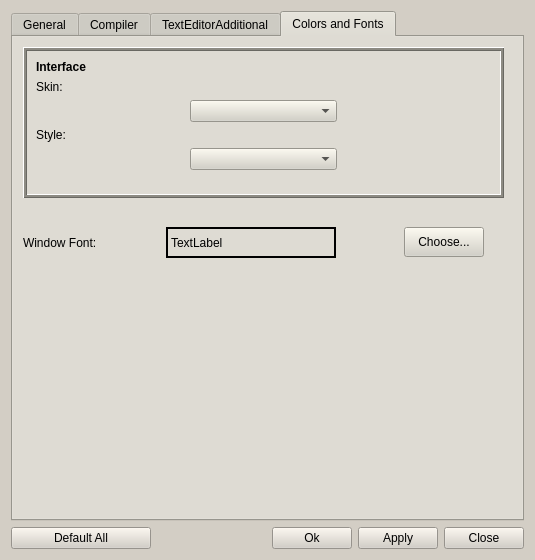
The window that trunc/src/optionsdialog.ui (PLLUG/kuzya) describes before a commit, drawn with Qt 5.
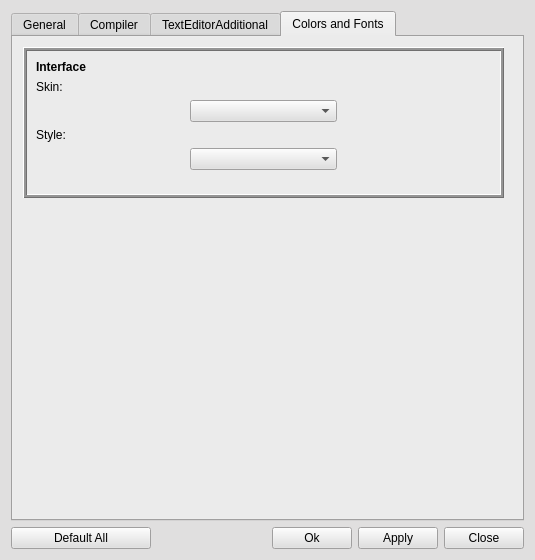
The same window after the commit. The open tabs and pages were chosen to show the change.

Commit message: 1.annoying application fontChange Bug was resolved 2.modality of the form finddialog was setted to "nonModal" 3.Pallete color of the forms was changed to rgb(244,243,243)

The edit to the form file:
```diff
--- a/trunc/src/optionsdialog.ui
+++ b/trunc/src/optionsdialog.ui
@@ -34,9 +34,9 @@
      <colorrole role="Button">
       <brush brushstyle="SolidPattern">
        <color alpha="255">
-        <red>211</red>
-        <green>206</green>
-        <blue>197</blue>
+        <red>224</red>
+        <green>223</green>
+        <blue>223</blue>
        </color>
       </brush>
      </colorrole>
@@ -52,27 +52,27 @@
      <colorrole role="Midlight">
       <brush brushstyle="SolidPattern">
        <color alpha="255">
-        <red>233</red>
-        <green>230</green>
-        <blue>226</blue>
+        <red>239</red>
+        <green>239</green>
+        <blue>239</blue>
        </color>
       </brush>
      </colorrole>
      <colorrole role="Dark">
       <brush brushstyle="SolidPattern">
        <color alpha="255">
-        <red>105</red>
-        <green>103</green>
-        <blue>98</blue>
+        <red>112</red>
+        <green>111</green>
+        <blue>111</blue>
        </color>
       </brush>
      </colorrole>
      <colorrole role="Mid">
       <brush brushstyle="SolidPattern">
        <color alpha="255">
-        <red>141</red>
-        <green>137</green>
-        <blue>131</blue>
+        <red>149</red>
+        <green>149</green>
+        <blue>149</blue>
        </color>
       </brush>
      </colorrole>
@@ -115,9 +115,9 @@
      <colorrole role="Window">
       <brush brushstyle="SolidPattern">
        <color alpha="255">
-        <red>211</red>
-        <green>206</green>
-        <blue>197</blue>
+        <red>224</red>
+        <green>223</green>
+        <blue>223</blue>
        </color>
       </brush>
      </colorrole>
@@ -133,9 +133,9 @@
      <colorrole role="AlternateBase">
       <brush brushstyle="SolidPattern">
        <color alpha="255">
-        <red>233</red>
-        <green>230</green>
-        <blue>226</blue>
+        <red>239</red>
+        <green>239</green>
+        <blue>239</blue>
        </color>
       </brush>
      </colorrole>
@@ -171,9 +171,9 @@
      <colorrole role="Button">
       <brush brushstyle="SolidPattern">
        <color alpha="255">
-        <red>211</red>
-        <green>206</green>
-        <blue>197</blue>
+        <red>224</red>
+        <green>223</green>
+        <blue>223</blue>
        </color>
       </brush>
      </colorrole>
@@ -189,27 +189,27 @@
      <colorrole role="Midlight">
       <brush brushstyle="SolidPattern">
        <color alpha="255">
-        <red>233</red>
-        <green>230</green>
-        <blue>226</blue>
+        <red>239</red>
+        <green>239</green>
+        <blue>239</blue>
        </color>
       </brush>
      </colorrole>
      <colorrole role="Dark">
       <brush brushstyle="SolidPattern">
        <color alpha="255">
-        <red>105</red>
-        <green>103</green>
-        <blue>98</blue>
+        <red>112</red>
+        <green>111</green>
+        <blue>111</blue>
        </color>
       </brush>
      </colorrole>
      <colorrole role="Mid">
       <brush brushstyle="SolidPattern">
        <color alpha="255">
-        <red>141</red>
-        <green>137</green>
-        <blue>131</blue>
+        <red>149</red>
+        <green>149</green>
+        <blue>149</blue>
        </color>
       </brush>
      </colorrole>
@@ -252,9 +252,9 @@
      <colorrole role="Window">
       <brush brushstyle="SolidPattern">
        <color alpha="255">
-        <red>211</red>
-        <green>206</green>
-        <blue>197</blue>
+        <red>224</red>
+        <green>223</green>
+        <blue>223</blue>
        </color>
       </brush>
      </colorrole>
@@ -270,9 +270,9 @@
      <colorrole role="AlternateBase">
       <brush brushstyle="SolidPattern">
        <color alpha="255">
-        <red>233</red>
-        <green>230</green>
-        <blue>226</blue>
+        <red>239</red>
+        <green>239</green>
+        <blue>239</blue>
        </color>
       </brush>
      </colorrole>
@@ -299,18 +299,18 @@
      <colorrole role="WindowText">
       <brush brushstyle="SolidPattern">
        <color alpha="255">
-        <red>105</red>
-        <green>103</green>
-        <blue>98</blue>
+        <red>112</red>
+        <green>111</green>
+        <blue>111</blue>
        </color>
       </brush>
      </colorrole>
      <colorrole role="Button">
       <brush brushstyle="SolidPattern">
        <color alpha="255">
-        <red>211</red>
-        <green>206</green>
-        <blue>197</blue>
+        <red>224</red>
+        <green>223</green>
+        <blue>223</blue>
        </color>
       </brush>
      </colorrole>
@@ -326,36 +326,36 @@
      <colorrole role="Midlight">
       <brush brushstyle="SolidPattern">
        <color alpha="255">
-        <red>233</red>
-        <green>230</green>
-        <blue>226</blue>
+        <red>239</red>
+        <green>239</green>
+        <blue>239</blue>
        </color>
       </brush>
      </colorrole>
      <colorrole role="Dark">
       <brush brushstyle="SolidPattern">
        <color alpha="255">
-        <red>105</red>
-        <green>103</green>
-        <blue>98</blue>
+        <red>112</red>
+        <green>111</green>
+        <blue>111</blue>
        </color>
       </brush>
      </colorrole>
      <colorrole role="Mid">
       <brush brushstyle="SolidPattern">
        <color alpha="255">
-        <red>141</red>
-        <green>137</green>
-        <blue>131</blue>
+        <red>149</red>
+        <green>149</green>
+        <blue>149</blue>
        </color>
       </brush>
      </colorrole>
      <colorrole role="Text">
       <brush brushstyle="SolidPattern">
        <color alpha="255">
-        <red>105</red>
-        <green>103</green>
-        <blue>98</blue>
+        <red>112</red>
+        <green>111</green>
+        <blue>111</blue>
        </color>
       </brush>
      </colorrole>
@@ -371,27 +371,27 @@
      <colorrole role="ButtonText">
       <brush brushstyle="SolidPattern">
        <color alpha="255">
-        <red>105</red>
-        <green>103</green>
-        <blue>98</blue>
+        <red>112</red>
+        <green>111</green>
+        <blue>111</blue>
        </color>
       </brush>
      </colorrole>
      <colorrole role="Base">
       <brush brushstyle="SolidPattern">
        <color alpha="255">
-        <red>211</red>
-        <green>206</green>
-        <blue>197</blue>
+        <red>224</red>
+        <green>223</green>
+        <blue>223</blue>
        </color>
       </brush>
      </colorrole>
      <colorrole role="Window">
       <brush brushstyle="SolidPattern">
        <color alpha="255">
-        <red>211</red>
-        <green>206</green>
-        <blue>197</blue>
+        <red>224</red>
+        <green>223</green>
+        <blue>223</blue>
        </color>
       </brush>
      </colorrole>
@@ -407,9 +407,9 @@
      <colorrole role="AlternateBase">
       <brush brushstyle="SolidPattern">
        <color alpha="255">
-        <red>211</red>
-        <green>206</green>
-        <blue>197</blue>
+        <red>224</red>
+        <green>223</green>
+        <blue>223</blue>
        </color>
       </brush>
      </colorrole>
@@ -464,9 +464,9 @@
         <colorrole role="Button">
          <brush brushstyle="SolidPattern">
           <color alpha="255">
-           <red>211</red>
-           <green>208</green>
-           <blue>197</blue>
+           <red>224</red>
+           <green>223</green>
+           <blue>223</blue>
           </color>
          </brush>
         </colorrole>
@@ -482,27 +482,27 @@
         <colorrole role="Midlight">
          <brush brushstyle="SolidPattern">
           <color alpha="255">
-           <red>233</red>
-           <green>231</green>
-           <blue>226</blue>
+           <red>239</red>
+           <green>239</green>
+           <blue>239</blue>
           </color>
          </brush>
         </colorrole>
         <colorrole role="Dark">
          <brush brushstyle="SolidPattern">
           <color alpha="255">
-           <red>105</red>
-           <green>104</green>
-           <blue>98</blue>
+           <red>112</red>
+           <green>111</green>
+           <blue>111</blue>
           </color>
          </brush>
         </colorrole>
         <colorrole role="Mid">
          <brush brushstyle="SolidPattern">
           <color alpha="255">
-           <red>141</red>
-           <green>139</green>
-           <blue>131</blue>
+           <red>149</red>
+           <green>149</green>
+           <blue>149</blue>
           </color>
          </brush>
         </colorrole>
@@ -545,9 +545,9 @@
         <colorrole role="Window">
          <brush brushstyle="SolidPattern">
           <color alpha="255">
-           <red>211</red>
-           <green>208</green>
-           <blue>197</blue>
+           <red>224</red>
+           <green>223</green>
+           <blue>223</blue>
           </color>
          </brush>
         </colorrole>
@@ -563,9 +563,9 @@
         <colorrole role="AlternateBase">
          <brush brushstyle="SolidPattern">
           <color alpha="255">
-           <red>233</red>
-           <green>231</green>
-           <blue>226</blue>
+           <red>239</red>
+           <green>239</green>
+           <blue>239</blue>
           </color>
          </brush>
         </colorrole>
@@ -601,9 +601,9 @@
         <colorrole role="Button">
          <brush brushstyle="SolidPattern">
           <color alpha="255">
-           <red>211</red>
-           <green>208</green>
-           <blue>197</blue>
+           <red>224</red>
+           <green>223</green>
+           <blue>223</blue>
           </color>
          </brush>
         </colorrole>
@@ -619,27 +619,27 @@
         <colorrole role="Midlight">
          <brush brushstyle="SolidPattern">
           <color alpha="255">
-           <red>233</red>
-           <green>231</green>
-           <blue>226</blue>
+           <red>239</red>
+           <green>239</green>
+           <blue>239</blue>
           </color>
          </brush>
         </colorrole>
         <colorrole role="Dark">
          <brush brushstyle="SolidPattern">
           <color alpha="255">
-           <red>105</red>
-           <green>104</green>
-           <blue>98</blue>
+           <red>112</red>
+           <green>111</green>
+           <blue>111</blue>
           </color>
          </brush>
         </colorrole>
         <colorrole role="Mid">
          <brush brushstyle="SolidPattern">
           <color alpha="255">
-           <red>141</red>
-           <green>139</green>
-           <blue>131</blue>
+           <red>149</red>
+           <green>149</green>
+           <blue>149</blue>
           </color>
          </brush>
         </colorrole>
@@ -682,9 +682,9 @@
         <colorrole role="Window">
          <brush brushstyle="SolidPattern">
           <color alpha="255">
-           <red>211</red>
-           <green>208</green>
-           <blue>197</blue>
+           <red>224</red>
+           <green>223</green>
+           <blue>223</blue>
           </color>
          </brush>
         </colorrole>
@@ -700,9 +700,9 @@
         <colorrole role="AlternateBase">
          <brush brushstyle="SolidPattern">
           <color alpha="255">
-           <red>233</red>
-           <green>231</green>
-           <blue>226</blue>
+           <red>239</red>
+           <green>239</green>
+           <blue>239</blue>
           </color>
          </brush>
         </colorrole>
@@ -729,18 +729,18 @@
         <colorrole role="WindowText">
          <brush brushstyle="SolidPattern">
           <color alpha="255">
-           <red>105</red>
-           <green>104</green>
-           <blue>98</blue>
+           <red>112</red>
+           <green>111</green>
+           <blue>111</blue>
           </color>
          </brush>
         </colorrole>
         <colorrole role="Button">
          <brush brushstyle="SolidPattern">
           <color alpha="255">
-           <red>211</red>
-           <green>208</green>
-           <blue>197</blue>
+           <red>224</red>
+           <green>223</green>
+           <blue>223</blue>
           </color>
          </brush>
         </colorrole>
@@ -756,36 +756,36 @@
         <colorrole role="Midlight">
          <brush brushstyle="SolidPattern">
           <color alpha="255">
-           <red>233</red>
-           <green>231</green>
-           <blue>226</blue>
+           <red>239</red>
+           <green>239</green>
+           <blue>239</blue>
           </color>
          </brush>
         </colorrole>
         <colorrole role="Dark">
          <brush brushstyle="SolidPattern">
           <color alpha="255">
-           <red>105</red>
-           <green>104</green>
-           <blue>98</blue>
+           <red>112</red>
+           <green>111</green>
+           <blue>111</blue>
           </color>
          </brush>
         </colorrole>
         <colorrole role="Mid">
          <brush brushstyle="SolidPattern">
           <color alpha="255">
-           <red>141</red>
-           <green>139</green>
-           <blue>131</blue>
+           <red>149</red>
+           <green>149</green>
+           <blue>149</blue>
           </color>
          </brush>
         </colorrole>
         <colorrole role="Text">
          <brush brushstyle="SolidPattern">
           <color alpha="255">
-           <red>105</red>
-           <green>104</green>
-           <blue>98</blue>
+           <red>112</red>
+           <green>111</green>
+           <blue>111</blue>
           </color>
          </brush>
         </colorrole>
@@ -801,27 +801,27 @@
         <colorrole role="ButtonText">
          <brush brushstyle="SolidPattern">
           <color alpha="255">
-           <red>105</red>
-           <green>104</green>
-           <blue>98</blue>
+           <red>112</red>
+           <green>111</green>
+           <blue>111</blue>
           </color>
          </brush>
         </colorrole>
         <colorrole role="Base">
          <brush brushstyle="SolidPattern">
           <color alpha="255">
-           <red>211</red>
-           <green>208</green>
-           <blue>197</blue>
+           <red>224</red>
+           <green>223</green>
+           <blue>223</blue>
           </color>
          </brush>
         </colorrole>
         <colorrole role="Window">
          <brush brushstyle="SolidPattern">
           <color alpha="255">
-           <red>211</red>
-           <green>208</green>
-           <blue>197</blue>
+           <red>224</red>
+           <green>223</green>
+           <blue>223</blue>
           </color>
          </brush>
         </colorrole>
@@ -837,9 +837,9 @@
         <colorrole role="AlternateBase">
          <brush brushstyle="SolidPattern">
           <color alpha="255">
-           <red>211</red>
-           <green>208</green>
-           <blue>197</blue>
+           <red>224</red>
+           <green>223</green>
+           <blue>223</blue>
           </color>
          </brush>
         </colorrole>
@@ -868,7 +868,7 @@
       <bool>false</bool>
      </property>
      <property name="currentIndex">
-      <number>0</number>
+      <number>3</number>
      </property>
      <widget class="QWidget" name="tabGeneral">
       <attribute name="title">
@@ -1896,9 +1896,6 @@
           </property>
          </widget>
         </item>
-        <item row="4" column="1">
-         <widget class="QComboBox" name="skinCBox"/>
-        </item>
         <item row="3" column="0" colspan="2">
          <widget class="QLabel" name="label_18">
           <property name="text">
@@ -1945,100 +1942,8 @@
           </property>
          </spacer>
         </item>
-       </layout>
-      </widget>
-      <widget class="QWidget" name="layoutWidget_17">
-       <property name="geometry">
-        <rect>
-         <x>10</x>
-         <y>190</y>
-         <width>461</width>
-         <height>31</height>
-        </rect>
-       </property>
-       <layout class="QHBoxLayout" name="_41">
-        <item>
-         <widget class="QLabel" name="label_79">
-          <property name="maximumSize">
-           <size>
-            <width>200</width>
-            <height>16777215</height>
-           </size>
-          </property>
-          <property name="text">
-           <string>Window Font:</string>
-          </property>
-         </widget>
-        </item>
-        <item>
-         <spacer>
-          <property name="orientation">
-           <enum>Qt::Horizontal</enum>
-          </property>
-          <property name="sizeHint" stdset="0">
-           <size>
-            <width>40</width>
-            <height>20</height>
-           </size>
-          </property>
-         </spacer>
-        </item>
-        <item>
-         <widget class="QLabel" name="fontLable_5">
-          <property name="minimumSize">
-           <size>
-            <width>170</width>
-            <height>0</height>
-           </size>
-          </property>
-          <property name="maximumSize">
-           <size>
-            <width>200</width>
-            <height>16777215</height>
-           </size>
-          </property>
-          <property name="frameShape">
-           <enum>QFrame::WinPanel</enum>
-          </property>
-          <property name="frameShadow">
-           <enum>QFrame::Plain</enum>
-          </property>
-          <property name="text">
-           <string>TextLabel</string>
-          </property>
-          <property name="scaledContents">
-           <bool>false</bool>
-          </property>
-          <property name="openExternalLinks">
-           <bool>false</bool>
-          </property>
-         </widget>
-        </item>
-        <item>
-         <spacer>
-          <property name="orientation">
-           <enum>Qt::Horizontal</enum>
-          </property>
-          <property name="sizeHint" stdset="0">
-           <size>
-            <width>40</width>
-            <height>20</height>
-           </size>
-          </property>
-         </spacer>
-        </item>
-        <item>
-         <widget class="QPushButton" name="fontBtn_5">
-          <property name="maximumSize">
-           <size>
-            <width>110</width>
-            <height>30</height>
-           </size>
-          </property>
-          <property name="text">
-           <string>Choose...</string>
-          </property>
-         </widget>
+        <item row="4" column="1">
+         <widget class="QComboBox" name="skinCBox"/>
         </item>
        </layout>
       </widget>
```
The commit also changes 9 other files.
